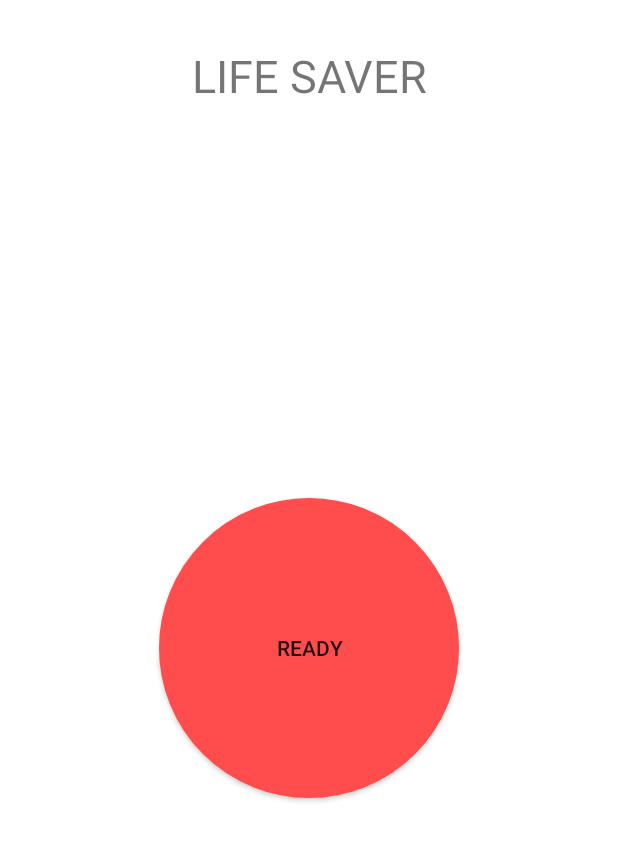
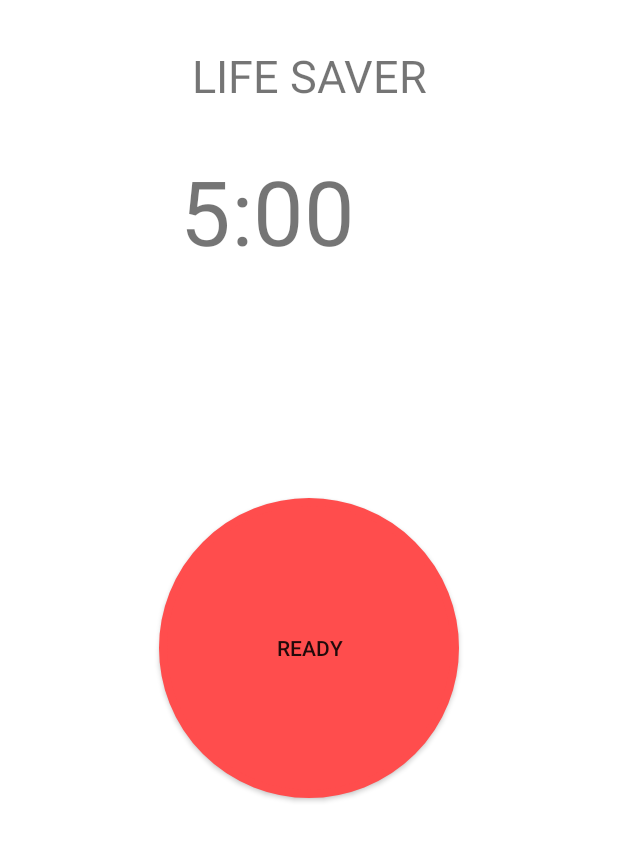
Before and after one commit to idkm23/lifeSaver, an Android app: the screen it shows after launch (MainActivity), on a phone screen of 412 x 824 dp. Shown: the top 841 px of the screen. Run offline under Robolectric (Android 15) with nearby library versions, the phone set to English and light mode, and no system bars.

Commit message:
Added 1-Frame count down clock on the Ready fragment. Need to fix the collapse when changing the fragment state.!!

```diff
--- a/app/src/main/java/com/ghris/chun/lifesaver/ReadyMainFragment.java
+++ b/app/src/main/java/com/ghris/chun/lifesaver/ReadyMainFragment.java
@@ -1,21 +1,54 @@
 package com.ghris.chun.lifesaver;
 
 import android.os.Bundle;
+import android.os.CountDownTimer;
 import android.support.v4.app.Fragment;
 import android.view.LayoutInflater;
 import android.view.View;
 import android.view.ViewGroup;
+import android.widget.Button;
+import android.widget.TextView;
+
+import java.util.concurrent.TimeUnit;
 
 /**
  * Created by chris on 4/1/2016.
  */
 public class ReadyMainFragment extends Fragment {
+    private TextView counter_textview;
+    private Button ready;
+    private static final String FORMAT = "%02d:%02d";
+    private int seconds , minutes;
 
     @Override
     public View onCreateView(LayoutInflater inflater, ViewGroup container,
                              Bundle savedInstanceState) {
 
         View rootView = inflater.inflate(R.layout.ready_main_fragment, container, false);
+        counter_textview = (TextView) rootView.findViewById(R.id.countdown_clock);
+        ready = (Button) rootView.findViewById(R.id.ready_button);
+
+        /*
+        * Start counting when user hit the button
+        * //todo: Fix the time clock for not to collapse with another activity when changing fragments
+        * */
+        ready.setOnClickListener(new View.OnClickListener() {
+            @Override
+            public void onClick(View v) {
+                new CountDownTimer(300000, 1000) { // adjust the milli seconds here
+                    public void onTick(long millisUntilFinished) {
+                        counter_textview.setText("" + String.format(FORMAT,
+                                TimeUnit.MILLISECONDS.toMinutes(millisUntilFinished),
+                                TimeUnit.MILLISECONDS.toSeconds(millisUntilFinished) - TimeUnit.MINUTES.toSeconds(
+                                        TimeUnit.MILLISECONDS.toMinutes(millisUntilFinished))));
+                    }
+
+                    public void onFinish() {
+                        counter_textview.setText("done!");
+                    }
+                }.start();
+            }
+        });
 
         return rootView;
     }
--- a/app/src/main/res/layout/ready_main_fragment.xml
+++ b/app/src/main/res/layout/ready_main_fragment.xml
@@ -13,6 +13,7 @@
         android:layout_height="match_parent"
         android:orientation="vertical"
         android:id="@+id/main_ready_container">
+
 
         <Button
             android:id ="@+id/ready_button"
@@ -34,6 +35,15 @@
             android:layout_marginTop="30dp"
             android:layout_gravity="center_horizontal|top" />
 
+        <TextView
+            android:id="@+id/countdown_clock"
+            android:textSize="60dp"
+            android:layout_width="wrap_content"
+            android:layout_height="wrap_content"
+            android:text="5:00"
+            android:layout_marginLeft="120dp"
+            android:layout_marginTop="100dp"/>
+
     </FrameLayout>
 
     <!-- Listview to display slider menu -->
```
Also changed, not shown: 1 other file.
